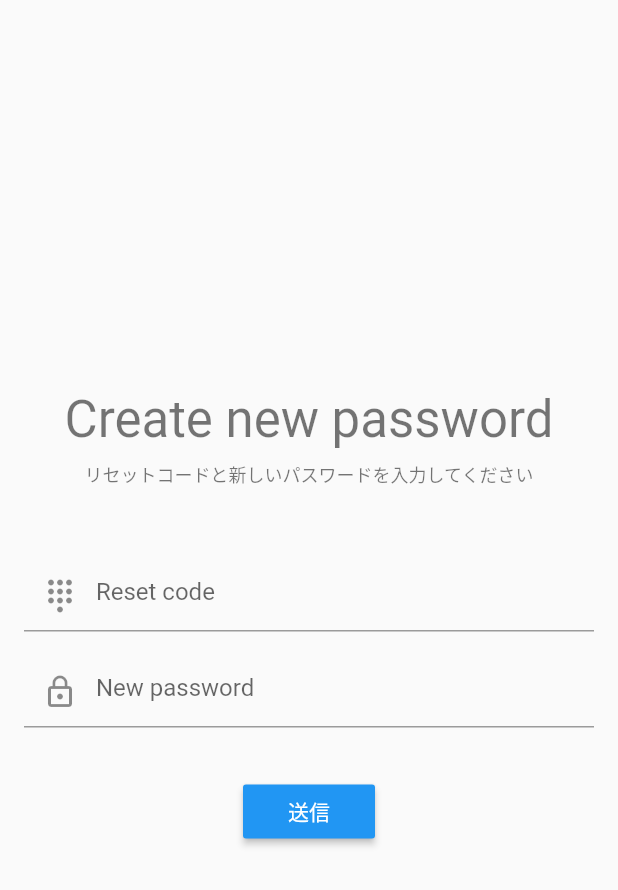
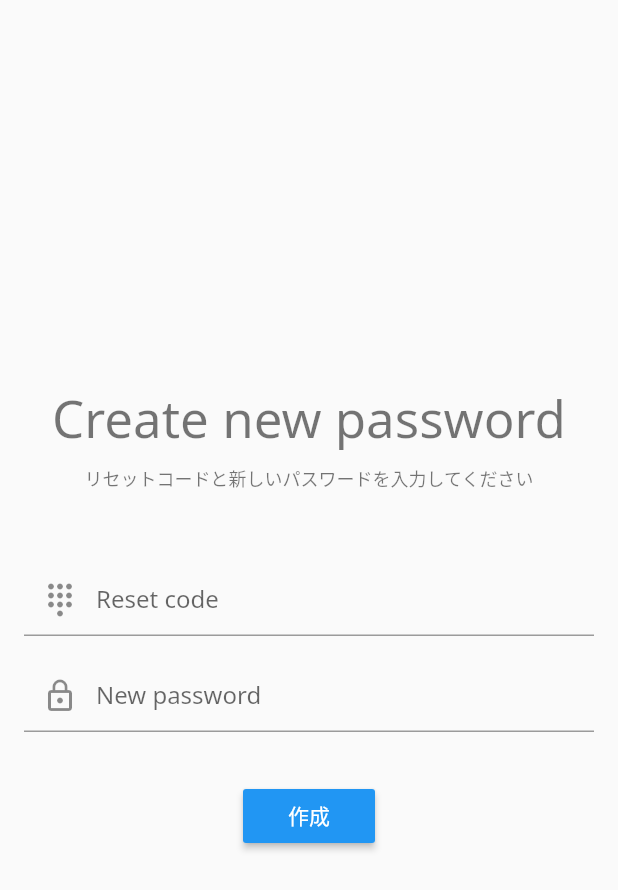
Before and after one commit to Log4Rhythm/flutter_cognito_auth, a Flutter app: the ResetPasswordScreen screen opened by its route, on a phone screen of 412 x 824 dp. Shown: the top 890 px of the screen. Run offline on Flutter 3.47's test engine with Material 2 defaults, Android fonts, the phone set to English and light mode, and no system bars; our stand-ins replace google_fonts.

Commit message:
Added google_fonts

```diff
--- a/lib/main.dart
+++ b/lib/main.dart
@@ -4,6 +4,7 @@ import 'package:flutter_cognito_auth/reset_password.dart';
 import 'package:flutter_cognito_auth/signup_confirm.dart';
 import 'package:flutter_cognito_auth/signin.dart';
 import 'package:flutter_cognito_auth/signup.dart';
+import 'package:google_fonts/google_fonts.dart';
 
 void main() {
   runApp(MyApp());
@@ -26,6 +27,9 @@ class MyApp extends StatelessWidget {
       theme: ThemeData(
         primarySwatch: Colors.blue,
         visualDensity: VisualDensity.adaptivePlatformDensity,
+        textTheme: GoogleFonts.notoSansTextTheme(
+          Theme.of(context).textTheme,
+        ),
       ),
       home: SignupScreen(),
     );
--- a/lib/reset_password.dart
+++ b/lib/reset_password.dart
@@ -47,7 +47,7 @@ class ResetPasswordScreen extends StatelessWidget {
                   onPressed: () {},
                   color: Theme.of(context).primaryColor,
                   child: Text(
-                    '送信',
+                    '作成',
                     style: TextStyle(color: Colors.white),
                   ),
                 ),
--- a/pubspec.yaml
+++ b/pubspec.yaml
@@ -31,6 +31,7 @@ dependencies:
   amazon_cognito_identity_dart_2: ^0.1.16
   flutter_web_auth: ^0.2.4
   jwt_decode: ^0.1.0
+  google_fonts: ^1.1.0
 
 dev_dependencies:
   flutter_test:
```
